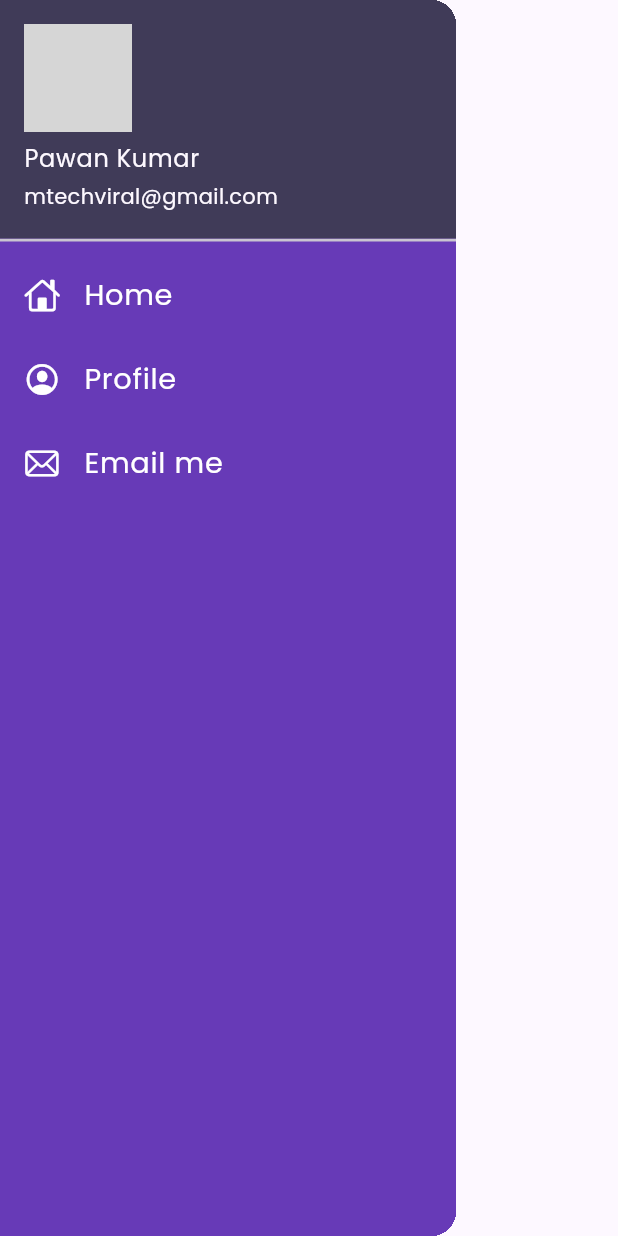
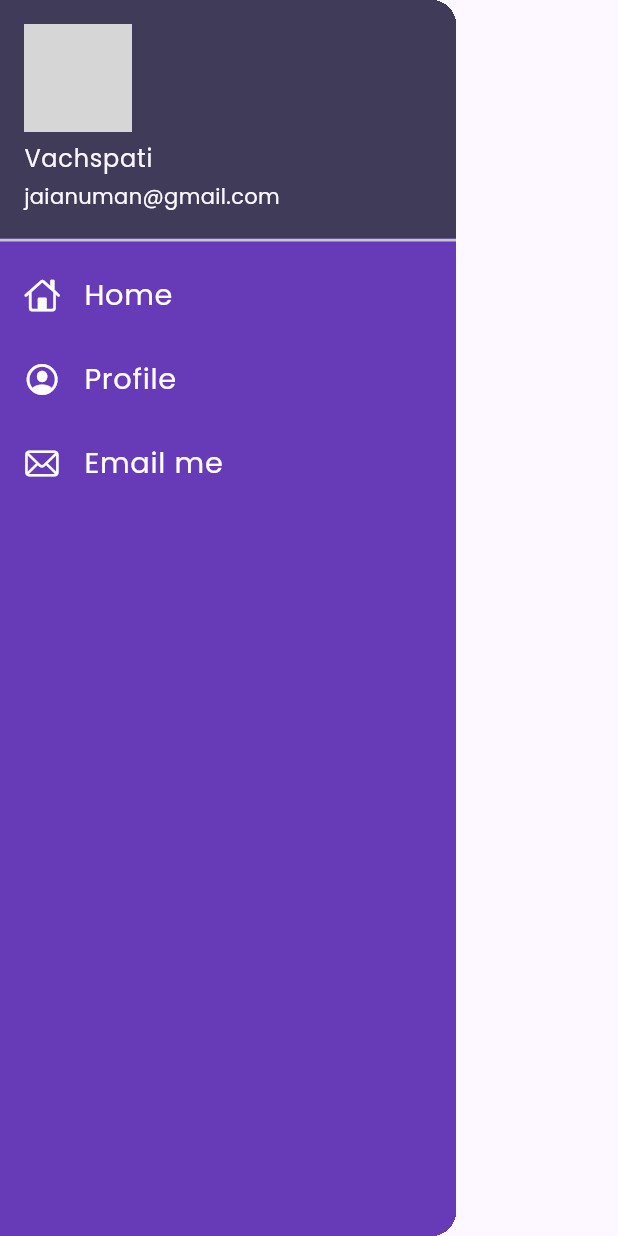
Before and after one commit to vachspati/GDSC_Flutter_App, a Flutter app: the MyDrawer widget shown alone on an empty page, opened directly, on a phone screen of 412 x 824 dp. Run offline on Flutter 3.47's test engine with Material 3 defaults, Android fonts, the phone set to English and light mode, and no system bars; drawn by our look-alikes of velocity_x; our stand-ins replace go_router, google_fonts, url_strategy; missing offline and left inert: pay; network calls fail; grey boxes are pictures that could not be loaded.

Commit message:
Update drawer.dart

```diff
--- a/lib/widgets/drawer.dart
+++ b/lib/widgets/drawer.dart
@@ -16,8 +16,8 @@ class MyDrawer extends StatelessWidget {
               padding: EdgeInsets.zero,
               child: UserAccountsDrawerHeader(
                 margin: EdgeInsets.zero,
-                accountName: Text("Pawan Kumar"),
-                accountEmail: Text("mtechviral@gmail.com"),
+                accountName: Text("Vachspati"),
+                accountEmail: Text("jaianuman@gmail.com"),
                 currentAccountPicture: CircleAvatar(
                   backgroundImage: NetworkImage(imageUrl),
                 ),
```
